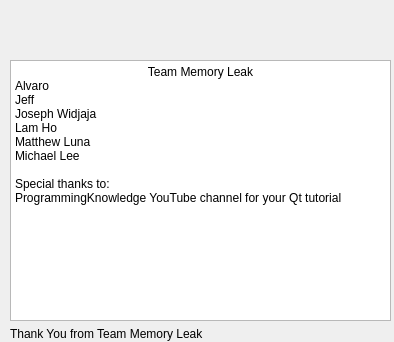
Before: the Qt Designer form Draw_Shape/contactus.ui in Pu12dy/CS_1C-Group-Project, drawn with Qt 5.
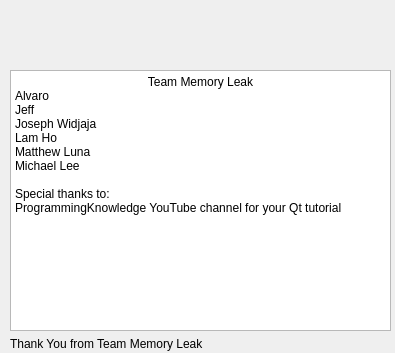
After: the same form once the commit is applied. Icons and pictures are not drawn.

```diff
--- a/Draw_Shape/contactus.ui
+++ b/Draw_Shape/contactus.ui
@@ -6,8 +6,8 @@
    <rect>
     <x>0</x>
     <y>0</y>
-    <width>394</width>
-    <height>342</height>
+    <width>395</width>
+    <height>353</height>
    </rect>
   </property>
   <property name="windowTitle">
@@ -17,7 +17,7 @@
    <property name="geometry">
     <rect>
      <x>10</x>
-     <y>60</y>
+     <y>70</y>
      <width>381</width>
      <height>281</height>
     </rect>
```
